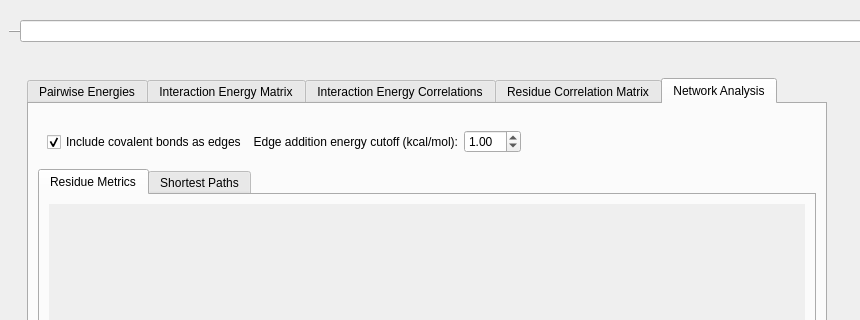
Above: source/resultsGUI.ui from osercinoglu/grinn before the change; both pictures show x 0 to 860 and y 0 to 320 of the 1200 by 691 pixel window. Below: the same form after it.
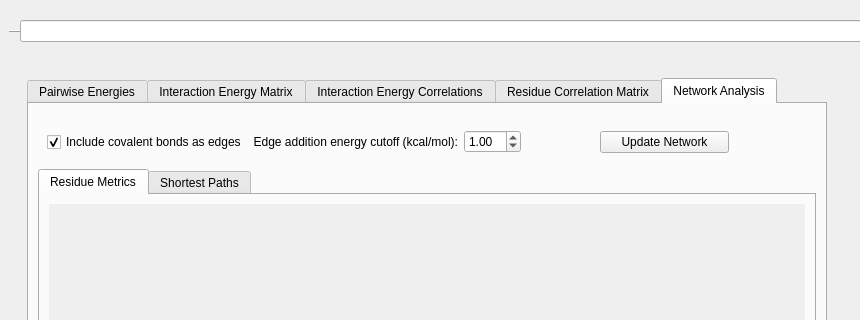
That is the form after the change. The open tabs and pages were chosen to show the change. Icons and pictures are not drawn.

Commit message: Fixing another bug which caused crash when selecting residues from pairwise energies table (introduced by the previous commit)

```diff
--- a/source/resultsGUI.ui
+++ b/source/resultsGUI.ui
@@ -445,7 +445,7 @@
                 </property>
                 <property name="minimumSize">
                  <size>
-                  <width>600</width>
+                  <width>700</width>
                   <height>50</height>
                  </size>
                 </property>
@@ -510,6 +510,13 @@
                    </property>
                   </widget>
                  </item>
+                 <item>
+                  <widget class="QPushButton" name="pushButton_updateNetwork">
+                   <property name="text">
+                    <string>Update Network</string>
+                   </property>
+                  </widget>
+                 </item>
                 </layout>
                 <zorder>label_3</zorder>
                 <zorder>doubleSpinBox_nwIntEnCutoff</zorder>
```
Left out of the diff: 6 changed lines with no effect on the pictures. The commit also changes 2 other files.
